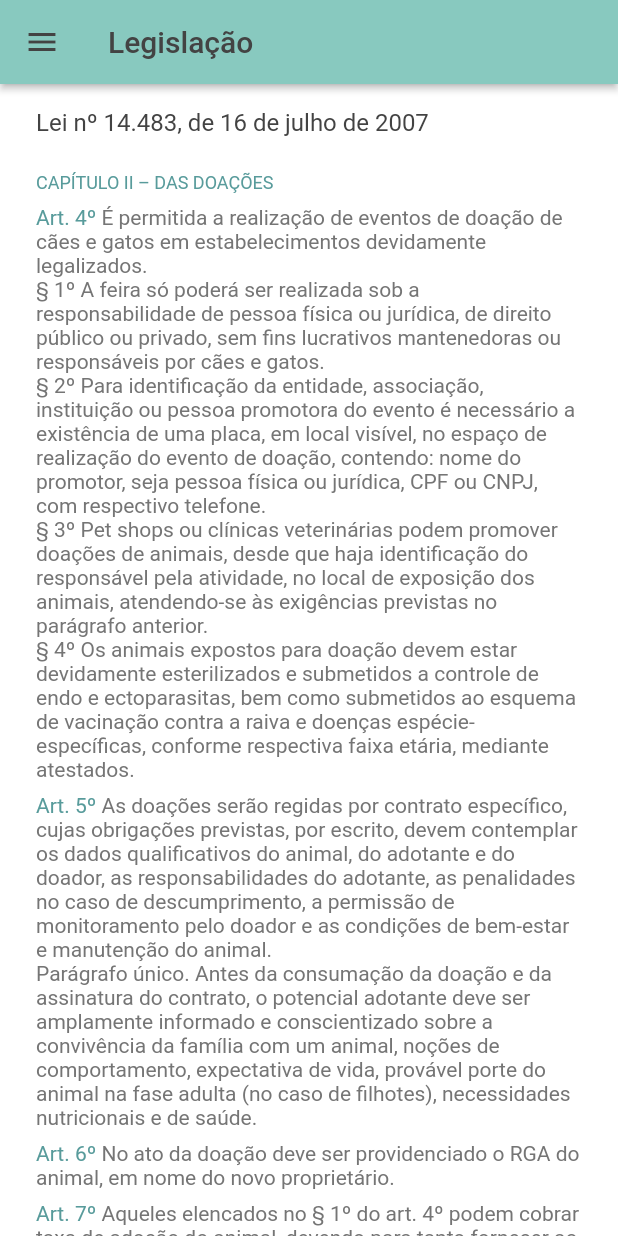
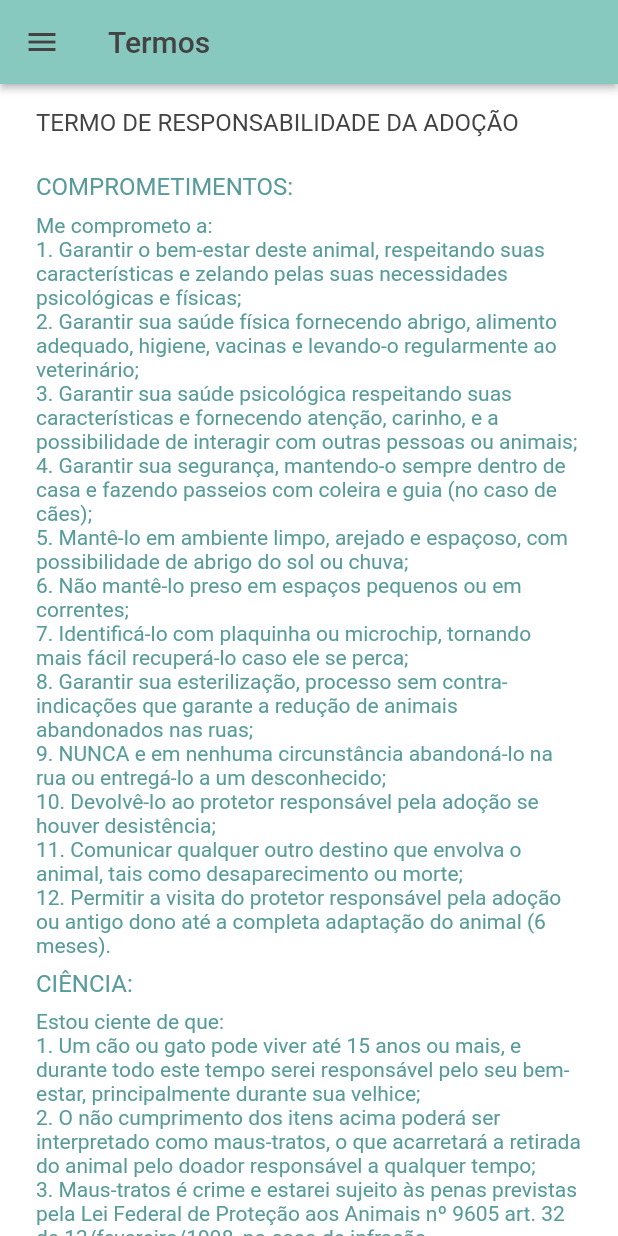
Before and after one commit to pablomuro/desenv-app-unb, a Flutter app: the AppDrawer widget shown alone on an empty page, opened directly, scrolled down 576 dp, after a tap on "Termos de adoção", on a phone screen of 412 x 824 dp. Run offline on Flutter 3.47's test engine with Material 2 defaults, Android fonts, the phone set to English and light mode, and no system bars.

Commit message:
conteudo da pagina termos

```diff
--- a/meau/lib/screens/termosScreen/texts.dart
+++ b/meau/lib/screens/termosScreen/texts.dart
@@ -1,22 +1,23 @@
-const String LegalHeaderText = "Lei nº 14.483, de 16 de julho de 2007";
-const String LegalSubHeaderText = "CAPÍTULO II – DAS DOAÇÕES";
-const String FourthArticleText = "Art. 4º ";
-const String FourthArticleDescriptionText = """
-É permitida a realização de eventos de doação de cães e gatos em estabelecimentos devidamente legalizados.
-§ 1º A feira só poderá ser realizada sob a responsabilidade de pessoa física ou jurídica, de direito público ou privado, sem fins lucrativos mantenedoras ou responsáveis por cães e gatos.
-§ 2º Para identificação da entidade, associação, instituição ou pessoa promotora do evento é necessário a existência de uma placa, em local visível, no espaço de realização do evento de doação, contendo: nome do promotor, seja pessoa física ou jurídica, CPF ou CNPJ, com respectivo telefone.
-§ 3º Pet shops ou clínicas veterinárias podem promover doações de animais, desde que haja identificação do responsável pela atividade, no local de exposição dos animais, atendendo-se às exigências previstas no parágrafo anterior.
-§ 4º Os animais expostos para doação devem estar devidamente esterilizados e submetidos a controle de endo e ectoparasitas, bem como submetidos ao esquema de vacinação contra a raiva e doenças espécie-específicas, conforme respectiva faixa etária, mediante atestados.""";
+const String TermsHeaderText = "TERMO DE RESPONSABILIDADE DA ADOÇÃO";
+const String TermsSubHeader1Text = "COMPROMETIMENTOS:";
+const String TermsSubHeader2Text = "CIÊNCIA:";
+const String TermsArticleDescription1Text ="""
+Me comprometo a:
+1. Garantir o bem-estar deste animal, respeitando suas características e zelando pelas suas necessidades psicológicas e físicas;
+2. Garantir sua saúde física fornecendo abrigo, alimento adequado, higiene, vacinas e levando-o regularmente ao veterinário;
+3. Garantir sua saúde psicológica respeitando suas características e fornecendo atenção, carinho, e a possibilidade de interagir com outras pessoas ou animais;
+4. Garantir sua segurança, mantendo-o sempre dentro de casa e fazendo passeios com coleira e guia (no caso de cães);
+5. Mantê-lo em ambiente limpo, arejado e espaçoso, com possibilidade de abrigo do sol ou chuva;
+6. Não mantê-lo preso em espaços pequenos ou em correntes;
+7. Identificá-lo com plaquinha ou microchip, tornando mais fácil recuperá-lo caso ele se perca;
+8. Garantir sua esterilização, processo sem contra-indicações que garante a redução de animais abandonados nas ruas;
+9. NUNCA e em nenhuma circunstância abandoná-lo na rua ou entregá-lo a um desconhecido;
+10. Devolvê-lo ao protetor responsável pela adoção se houver desistência;
+11. Comunicar qualquer outro destino que envolva o animal, tais como desaparecimento ou morte;
+12. Permitir a visita do protetor responsável pela adoção ou antigo dono até a completa adaptação do animal (6 meses).""";
 
-const String FiftArticleText = "Art. 5º ";
-const String FiftArticleDescriptionText = """
-As doações serão regidas por contrato específico, cujas obrigações previstas, por escrito, devem contemplar os dados qualificativos do animal, do adotante e do doador, as responsabilidades do adotante, as penalidades no caso de descumprimento, a permissão de monitoramento pelo doador e as condições de bem-estar e manutenção do animal.
-Parágrafo único. Antes da consumação da doação e da assinatura do contrato, o potencial adotante deve ser amplamente informado e conscientizado sobre a convivência da família com um animal, noções de comportamento, expectativa de vida, provável porte do animal na fase adulta (no caso de filhotes), necessidades nutricionais e de saúde.""";
-
-const String SixthArticleText = "Art. 6º ";
-const String SixthArticleDescriptionText = """
-No ato da doação deve ser providenciado o RGA do animal, em nome do novo proprietário.""";
-
-const String SeventhArticleText = "Art. 7º ";
-const String SeventArticleDescriptionText = """
-Aqueles elencados no § 1º do art. 4º podem cobrar taxa de adoção do animal, devendo para tanto fornecer ao adotante recibo especificando o valor da taxa e demais gastos.""";
+const String TermsArticleDescription2Text = """
+Estou ciente de que:
+1. Um cão ou gato pode viver até 15 anos ou mais, e durante todo este tempo serei responsável pelo seu bem-estar, principalmente durante sua velhice;
+2. O não cumprimento dos itens acima poderá ser interpretado como maus-tratos, o que acarretará a retirada do animal pelo doador responsável a qualquer tempo;
+3. Maus-tratos é crime e estarei sujeito às penas previstas pela Lei Federal de Proteção aos Animais nº 9605 art. 32 de 13/fevereiro/1998, no caso de infração.""";
--- a/meau/lib/widgets/AppDrawer/AppDrawer.dart
+++ b/meau/lib/widgets/AppDrawer/AppDrawer.dart
@@ -130,7 +130,7 @@ class _AppDrawerState extends State<AppDrawer> {
               DrawerListItem(
                 text: 'Termos de adoção',
                 onTap: () {
-                  Navigator.pushNamed(context, Router.legalRoute);
+                  Navigator.pushNamed(context, Router.termosRoute);
                 },
               ),
               DrawerListItem(
```
Also changed, not shown: meau/lib/screens/termosScreen/termosScreen.dart (+14 -54 lines).
